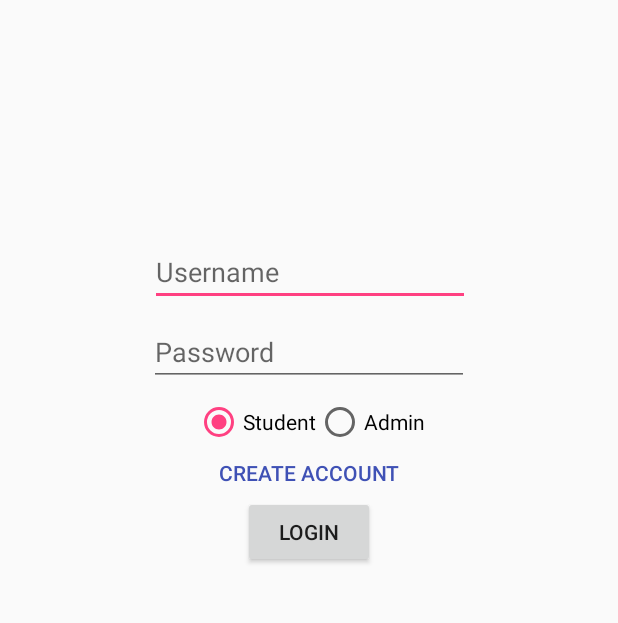
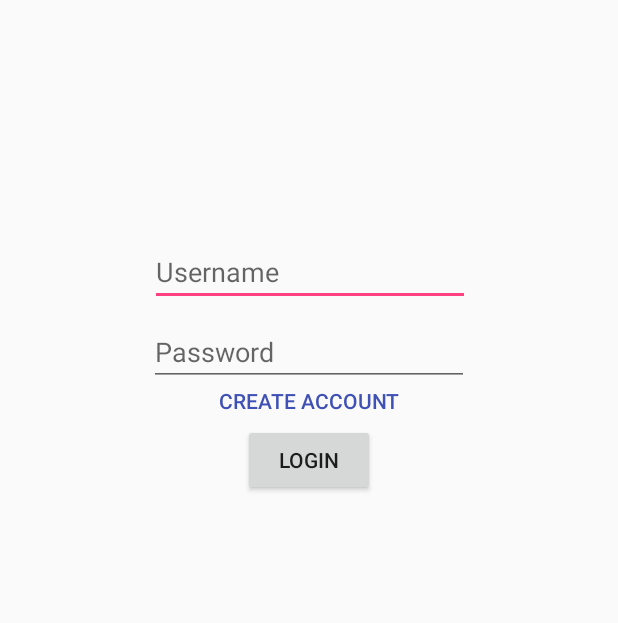
Before and after one commit to dmuffler/TCSS_445_App, an Android app: the screen it shows after launch (MainActivity), after a tap on "LOGIN", on a phone screen of 412 x 824 dp, the part 388-1011 px from its top. Run offline under Robolectric (Android 15) with nearby library versions, the phone set to English and light mode, and no system bars.

Commit message:
Update login task to match login API changes.

```diff
--- a/UW_Rate/app/src/main/java/tcss445/uw/edu/uw_rate/LoginFragment.java
+++ b/UW_Rate/app/src/main/java/tcss445/uw/edu/uw_rate/LoginFragment.java
@@ -16,6 +16,13 @@ import android.widget.EditText;
 import android.widget.RadioButton;
 import android.widget.Toast;
 
+import com.google.gson.Gson;
+
+import org.json.JSONArray;
+import org.json.JSONException;
+import org.json.JSONObject;
+import org.json.JSONTokener;
+
 import java.io.BufferedReader;
 import java.io.InputStream;
 import java.io.InputStreamReader;
@@ -33,6 +40,7 @@ public class LoginFragment extends Fragment implements View.OnClickListener {
 
     private static final String PARTIAL_URL
             = "http://cssgate.insttech.washington.edu/~dmuffler/445/";
+    private static final String FAILURE = "FAILURE";
     private AsyncTask<String, Integer, String> mTask;
     private LoginFragmentInteractionListener mListener;
     private EditText mUsername;
@@ -54,10 +62,6 @@ public class LoginFragment extends Fragment implements View.OnClickListener {
 
         mUsername = (EditText) v.findViewById(R.id.usernameField);
         mPassword = (EditText) v.findViewById(R.id.passwordLogField);
-        mStudentRadio = (RadioButton) v.findViewById(R.id.studentRadioLoginButton);
-        mAdminRadio = (RadioButton) v.findViewById(R.id.adminRadioLoginButton);
-
-        mStudentRadio.setChecked(true);
 
         Button loginButton = (Button) v.findViewById(R.id.loginButton);
         loginButton.setOnClickListener(this);
@@ -86,20 +90,13 @@ public class LoginFragment extends Fragment implements View.OnClickListener {
 
     @Override
     public void onClick(View view) {
-        int radioCheck;
-        if (mStudentRadio.isChecked()) {
-            radioCheck = 0;
-        } else {
-            radioCheck = 1;
-        }
         switch (view.getId()) {
             case R.id.createButton:
-                mListener.loginFragmentInteraction("RegisterFrag", radioCheck);
+                mListener.loginFragmentInteraction("RegisterFrag");
                 break;
             case R.id.loginButton:
                 AsyncTask<String, Void, String> task = new LoginTask();
                 task.execute(PARTIAL_URL,
-                        "1",
                         mUsername.getText().toString(),
                         mPassword.getText().toString());
                 break;
@@ -117,7 +114,7 @@ public class LoginFragment extends Fragment implements View.OnClickListener {
      * >Communicating with Other Fragments</a> for more information.
      */
     public interface LoginFragmentInteractionListener {
-        void loginFragmentInteraction(String theFragString, int theRadioCheck);
+        void loginFragmentInteraction(String theFragString);
     }
 
 
@@ -131,19 +128,19 @@ public class LoginFragment extends Fragment implements View.OnClickListener {
 
         @Override
         protected String doInBackground(String... strings) {
-            if (strings.length != 4) {
-                throw new IllegalArgumentException("Two String arguments required.");
+            if (strings.length != 3) {
+                throw new IllegalArgumentException("URL, email, password strings required.");
             }
             String response = "";
             HttpURLConnection urlConnection = null;
             String url = strings[0];
-            String control = "?my_control=" + strings[1];
-            String email = "&my_email=" + strings[2];
-            String password = "&my_pass=" + strings[3];
+            String email = "?email=" + strings[1];
+            String password = "&password=" + strings[2];
+            String result;
 
             try {
-                URL urlObject = new URL(url + FILE + control + email + password);
-                Log.d("URL:", url + FILE + control + email + password);
+                URL urlObject = new URL(url + FILE + email + password);
+                Log.d("URL:", url + FILE + email + password);
                 urlConnection = (HttpURLConnection) urlObject.openConnection();
 
                 InputStream content = urlConnection.getInputStream();
@@ -163,18 +160,29 @@ public class LoginFragment extends Fragment implements View.OnClickListener {
                 }
             }
             Log.d("Pass?:", response);
-            return response;
+            try {
+                if (new JSONObject(response).has("error")) {
+                    result = FAILURE;
+                } else {
+                    result = response;
+                }
+            } catch(JSONException e) {
+                result = FAILURE;
+            }
+            return result;
         }
 
         @Override
         protected void onPostExecute(String result) {
-            // Something wrong with the network or the URL.
-            if (result.equals("false")) {
+            System.out.println(result);
+            if (result == FAILURE) {
                 Toast.makeText(getActivity(), "Incorrect email or password", Toast.LENGTH_LONG)
                         .show();
                 return;
-            } else if(result.equals("true")){
-                mListener.loginFragmentInteraction("SearchFrag", 0);
+            } else {
+                LoginResult loginResult = new Gson().fromJson(result, LoginResult.class);
+                // TODO: store login results
+                mListener.loginFragmentInteraction("SearchFrag");
             }
         }
     }
--- /dev/null
+++ b/UW_Rate/app/src/main/java/tcss445/uw/edu/uw_rate/LoginResult.java
@@ -0,0 +1,11 @@
+package tcss445.uw.edu.uw_rate;
+
+/**
+ * A simple LoginResult object for parsing login results.
+ */
+public class LoginResult {
+    public String email;
+    public String first_name;
+    public String last_name;
+    public String sid;
+}
--- a/UW_Rate/app/src/main/java/tcss445/uw/edu/uw_rate/MainActivity.java
+++ b/UW_Rate/app/src/main/java/tcss445/uw/edu/uw_rate/MainActivity.java
@@ -106,11 +106,10 @@ public class MainActivity extends AppCompatActivity
     }
 
     @Override
-    public void loginFragmentInteraction(String theFragString, int theRadioCheck) {
+    public void loginFragmentInteraction(String theFragString) {
         switch (theFragString) {
             case "RegisterFrag":
                 Bundle bundle = new Bundle();
-                bundle.putInt(getString(R.string.boo_key), theRadioCheck);
                 Fragment frag = new RegisterFragment();
                 frag.setArguments(bundle);
                 switchFrag(frag, theFragString);
--- a/UW_Rate/app/src/main/res/layout/fragment_login.xml
+++ b/UW_Rate/app/src/main/res/layout/fragment_login.xml
@@ -34,32 +34,6 @@
             app:layout_constraintBottom_toBottomOf="parent"
             app:layout_constraintTop_toTopOf="parent" />
 
-        <RadioGroup
-            android:layout_width="wrap_content"
-            android:layout_height="wrap_content"
-            android:orientation="horizontal"
-            app:layout_constraintLeft_toLeftOf="parent"
-            app:layout_constraintRight_toRightOf="parent"
-            app:layout_constraintHorizontal_bias="0.502"
-            android:id="@+id/radioGroup"
-            android:layout_marginTop="8dp"
-            app:layout_constraintTop_toBottomOf="@+id/passwordLogField">
-
-            <RadioButton
-                android:id="@+id/studentRadioLoginButton"
-                android:layout_width="wrap_content"
-                android:layout_height="wrap_content"
-                android:layout_weight="1"
-                android:text="@string/student_string" />
-
-            <RadioButton
-                android:id="@+id/adminRadioLoginButton"
-                android:layout_width="wrap_content"
-                android:layout_height="wrap_content"
-                android:layout_weight="1"
-                android:text="@string/admin_string" />
-        </RadioGroup>
-
         <Button
             android:id="@+id/loginButton"
             android:layout_width="wrap_content"
@@ -69,18 +43,6 @@
             app:layout_constraintLeft_toLeftOf="parent"
             app:layout_constraintRight_toRightOf="parent"
             app:layout_constraintTop_toBottomOf="@+id/createButton" />
-
-        <Button
-            android:id="@+id/createButton"
-            android:layout_width="165dp"
-            android:layout_height="17dp"
-            android:layout_marginTop="8dp"
-            android:background="@android:color/transparent"
-            android:text="@string/create_account_string"
-            android:textColor="@color/colorPrimary"
-            app:layout_constraintLeft_toLeftOf="parent"
-            app:layout_constraintRight_toRightOf="parent"
-            app:layout_constraintTop_toBottomOf="@+id/radioGroup" />
 
         <EditText
             android:id="@+id/passwordLogField"
@@ -93,5 +55,17 @@
             app:layout_constraintLeft_toLeftOf="parent"
             app:layout_constraintRight_toRightOf="parent"
             app:layout_constraintTop_toBottomOf="@+id/usernameField" />
+
+        <Button
+            android:id="@+id/createButton"
+            android:layout_width="165dp"
+            android:layout_height="17dp"
+            android:background="@android:color/transparent"
+            android:text="@string/create_account_string"
+            android:textColor="@color/colorPrimary"
+            app:layout_constraintLeft_toLeftOf="parent"
+            app:layout_constraintRight_toRightOf="parent"
+            app:layout_constraintTop_toBottomOf="@id/passwordLogField"
+            tools:layout_editor_absoluteY="348dp" />
     </android.support.constraint.ConstraintLayout>
 </FrameLayout>
```
